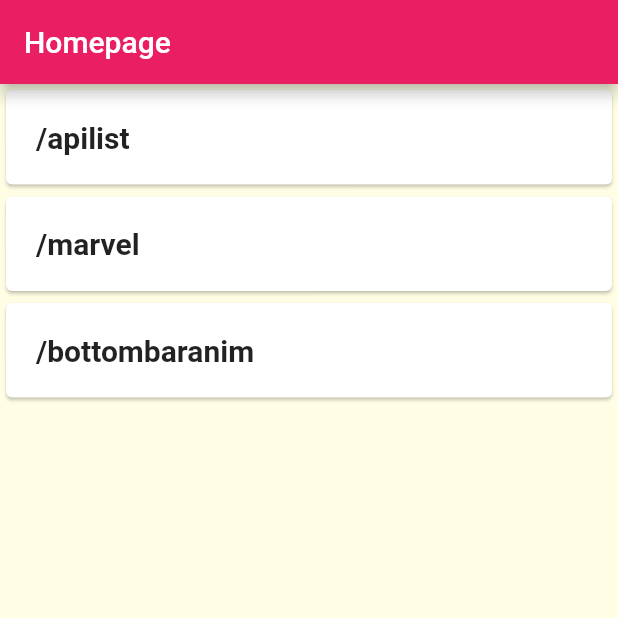
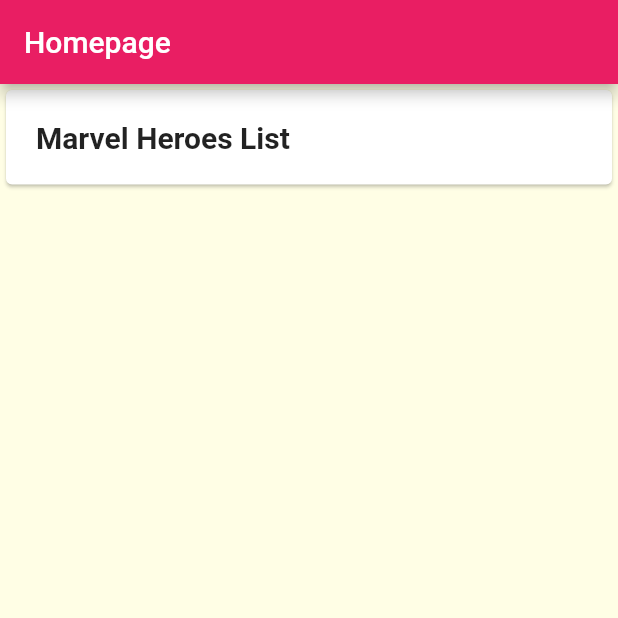
Before and after one commit to filipero/TesteFlutter, a Flutter app: the screen it shows after launch, on a phone screen of 412 x 824 dp, the top half of it. Run offline on Flutter 3.47's test engine with Material 2 defaults, Android fonts, the phone set to English and light mode, and no system bars; our stand-ins replace flare_flutter, oktoast; missing offline and left inert: random_color; Roboto replaces fonts that are missing (Raleway, RobotoCondensed).

Commit message:
Nova navegação

```diff
--- a/lib/Screens/bottombaranimation.dart
+++ b/lib/Screens/bottombaranimation.dart
@@ -4,6 +4,7 @@
 
 class BottomBarAnim extends StatefulWidget {
   static const routeName = '/bottombaranim';
+  static const pageTitle = 'Bottom bar animation';
   @override
   State createState() => new BottomBarAnimState();
 }
--- a/lib/Screens/draggableitems.dart
+++ b/lib/Screens/draggableitems.dart
@@ -3,6 +3,7 @@
 
 class DraggableItems extends StatefulWidget {
   static const routeName = '/draggableitems';
+  static const pageTitle = 'Draggable Items';
   @override
   _DraggableItemsState createState() => _DraggableItemsState();
 }
--- a/lib/Screens/listviewapi.dart
+++ b/lib/Screens/listviewapi.dart
@@ -5,6 +5,7 @@
 
 class ApiList extends StatefulWidget {
   static const routeName = '/apilist';
+  static const pageTitle = 'List View of an API';
   @override
   ApiListState createState() => new ApiListState();
 }
--- a/lib/Screens/loaderanim.dart
+++ b/lib/Screens/loaderanim.dart
@@ -2,6 +2,7 @@
 
 class Loader extends StatefulWidget {
   static const routeName = '/loader';
+  static const pageTitle = 'Native Loader Animation';
   @override
   State createState() => new LoaderState();
 }
--- a/lib/Screens/riveanim.dart
+++ b/lib/Screens/riveanim.dart
@@ -5,6 +5,8 @@
 
 class RiveAnim extends StatefulWidget {
   static const routeName = '/riveanim';
+  static const pageTitle = 'Rive Switch Animation';
+
   @override
   State createState() => new RiveAnimState();
 }
--- a/lib/Screens/toast.dart
+++ b/lib/Screens/toast.dart
@@ -4,6 +4,7 @@
 
 class ToastNotify extends StatefulWidget {
   static const routeName = '/toast';
+  static const pageTitle = 'Toast notification';
   @override
   _ToastNotifyState createState() => _ToastNotifyState();
 }
--- a/lib/main.dart
+++ b/lib/main.dart
@@ -43,8 +43,12 @@
         routes: {
           '/': (ctx) => HomePage(),
           MarvelHeroes.routeName: (ctx) => MarvelHeroes(),
-          ApiList.routeName: (ctx) => ApiList(),
+          /* ApiList.routeName: (ctx) => ApiList(),
           BottomBarAnim.routeName: (ctx) => BottomBarAnim(),
+          ToastNotify.routeName: (ctx) => ToastNotify(),
+          Loader.routeName: (ctx) => Loader(),
+          RiveAnim.routeName: (ctx) => RiveAnim(),
+          DraggableItems.routeName: (ctx) => DraggableItems(), */
         },
         onUnknownRoute: (settings) {
           return MaterialPageRoute(builder: (ctx) => HomePage());
@@ -57,14 +61,14 @@
   _HomePageState createState() => _HomePageState();
 }
 
-Widget _buildList(context, routeName) {
+Widget _buildList(context, routeName, pageTitle) {
   return GestureDetector(
     onTap: () => Navigator.pushNamed(context, routeName),
     child: Card(
       child: Padding(
         padding: const EdgeInsets.all(20.0),
         child: Text(
-          routeName,
+          pageTitle,
           style: Theme.of(context).textTheme.title,
         ),
       ),
@@ -81,9 +85,13 @@
       ),
       body: ListView(
         children: <Widget>[
-          _buildList(context, ApiList.routeName),
-          _buildList(context, MarvelHeroes.routeName),
-          _buildList(context, BottomBarAnim.routeName)
+          _buildList(context, MarvelHeroes.routeName, MarvelHeroes.pageTitle),
+          /* _buildList(context, ApiList.routeName, ApiList.pageTitle),
+          _buildList(context, BottomBarAnim.routeName, BottomBarAnim.pageTitle),
+          _buildList(context, ToastNotify.routeName, ToastNotify.pageTitle),
+          _buildList(context, Loader.routeName, Loader.pageTitle),
+          _buildList(context, RiveAnim.routeName, RiveAnim.pageTitle),
+          _buildList(context, DraggableItems.routeName, DraggableItems.pageTitle), */
         ],
       ),
     );
```
Also changed, not shown: lib/Screens/marvelheroes.dart (+6 -6 lines).
